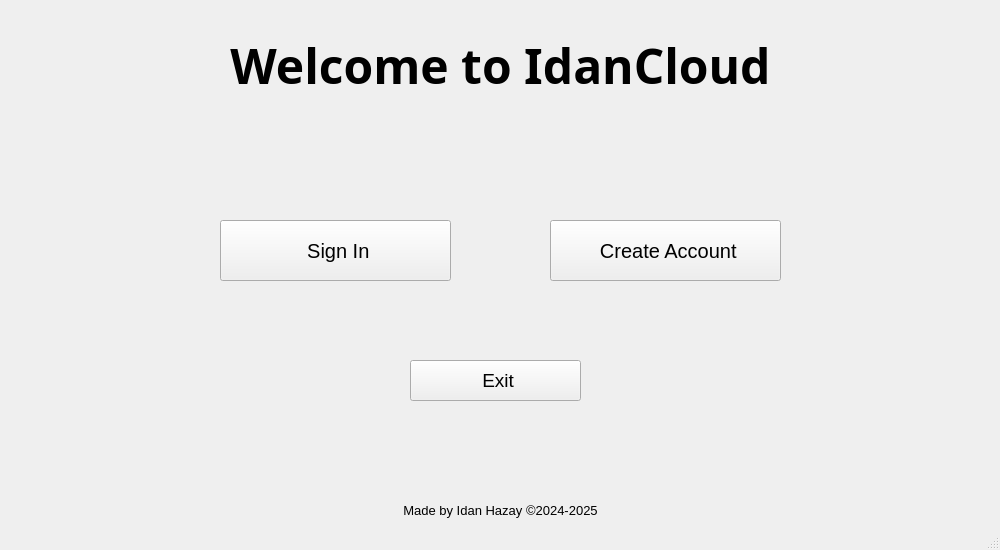
Qt form Main/client/gui/ui/main.ui (SuperName3102/Final-Project) before a commit.
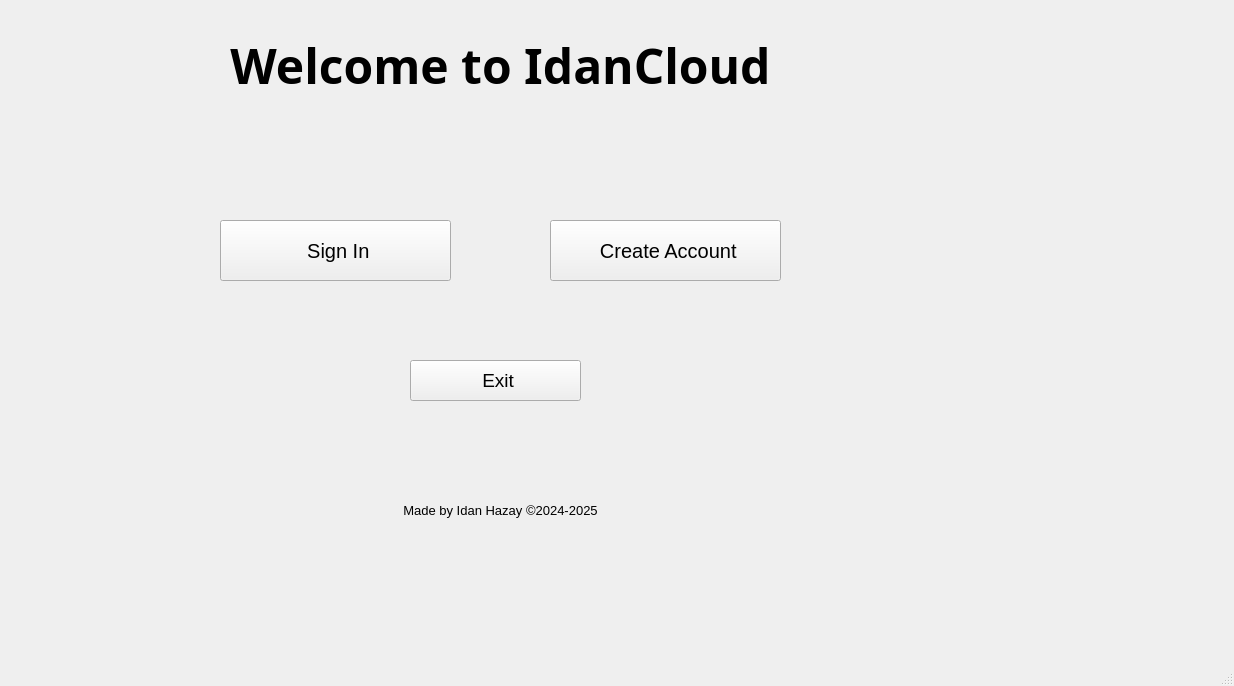
The same form after that commit.

Diff of the .ui file:
```diff
--- a/Main/client/gui/ui/main.ui
+++ b/Main/client/gui/ui/main.ui
@@ -6,8 +6,8 @@
    <rect>
     <x>0</x>
     <y>0</y>
-    <width>1000</width>
-    <height>550</height>
+    <width>1234</width>
+    <height>686</height>
    </rect>
   </property>
   <property name="acceptDrops">
```
